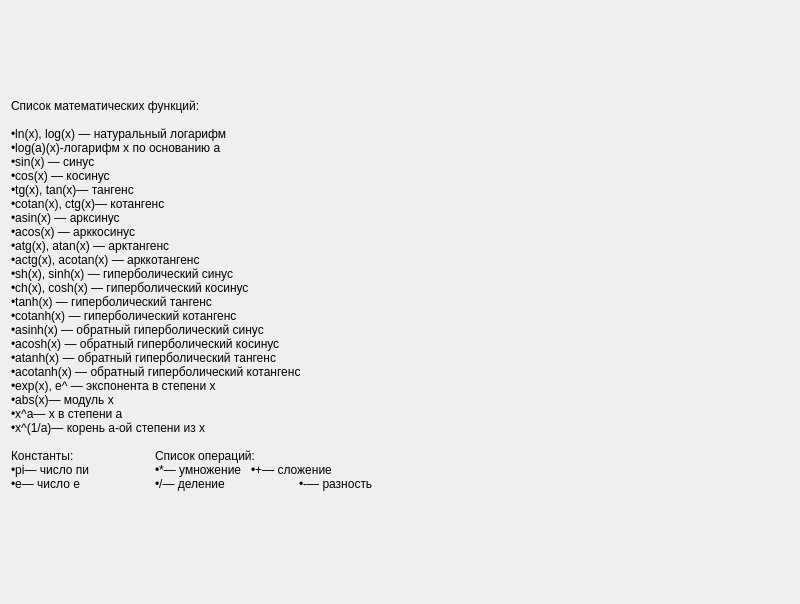
This is reference.ui in Helsing02/Graph-Builder as Qt 5 draws it before an edit. The edited form follows.
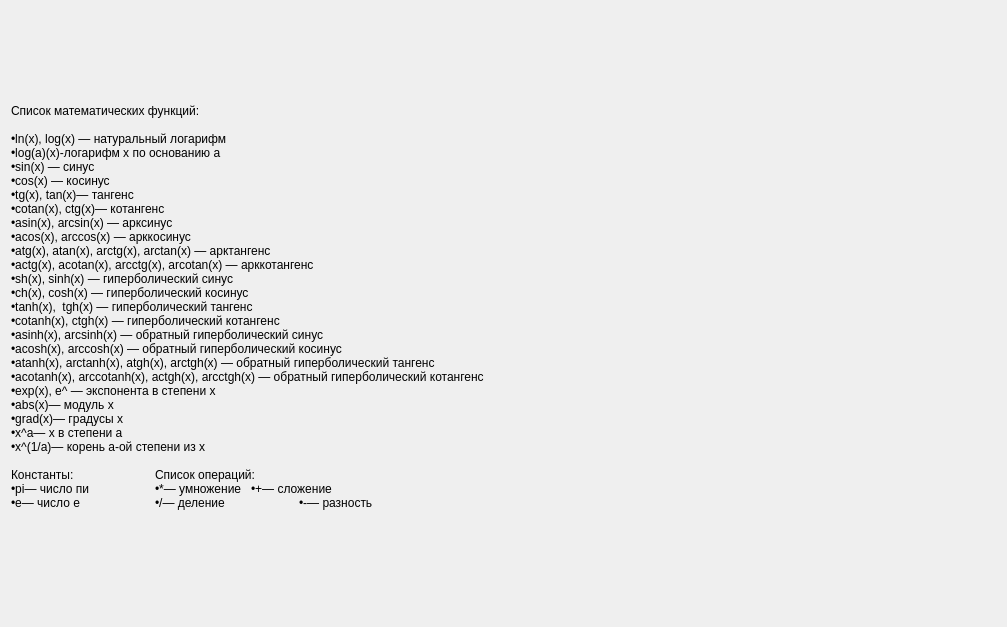
This is the edited form. Icons and pictures are not drawn.

Patch:
```diff
--- a/reference.ui
+++ b/reference.ui
@@ -6,8 +6,8 @@
    <rect>
     <x>0</x>
     <y>0</y>
-    <width>800</width>
-    <height>604</height>
+    <width>1007</width>
+    <height>627</height>
    </rect>
   </property>
   <property name="windowTitle">
@@ -38,20 +38,21 @@
 •cos(x) — косинус
 •tg(x), tan(x)— тангенс
 •cotan(x), ctg(x)— котангенс
-•asin(x) — арксинус
-•acos(x) — арккосинус
-•atg(x), atan(x) — арктангенс
-•actg(x), acotan(x) — арккотангенс
+•asin(x), arcsin(x) — арксинус
+•acos(x), arccos(x) — арккосинус
+•atg(x), atan(x), arctg(x), arctan(x) — арктангенс
+•actg(x), acotan(x), arcctg(x), arcotan(x) — арккотангенс
 •sh(x), sinh(x) — гиперболический синус
 •ch(x), cosh(x) — гиперболический косинус
-•tanh(x) — гиперболический тангенс
-•cotanh(x) — гиперболический котангенс
-•asinh(x) — обратный гиперболический синус
-•acosh(x) — обратный гиперболический косинус
-•atanh(x) — обратный гиперболический тангенс
-•acotanh(x) — обратный гиперболический котангенс
+•tanh(x),  tgh(x) — гиперболический тангенс
+•cotanh(x), ctgh(x) — гиперболический котангенс
+•asinh(x), arcsinh(x) — обратный гиперболический синус
+•acosh(x), arccosh(x) — обратный гиперболический косинус
+•atanh(x), arctanh(x), atgh(x), arctgh(x) — обратный гиперболический тангенс
+•acotanh(x), arccotanh(x), actgh(x), arcctgh(x) — обратный гиперболический котангенс
 •exp(x), e^ — экспонента в степени x
 •abs(x)— модуль x
+•grad(x)— градусы x
 •x^a— x в степени a
 •x^(1/a)— корень a-ой степени из x
 
```
Left out of the diff: 26 changed lines with no effect on the pictures.
